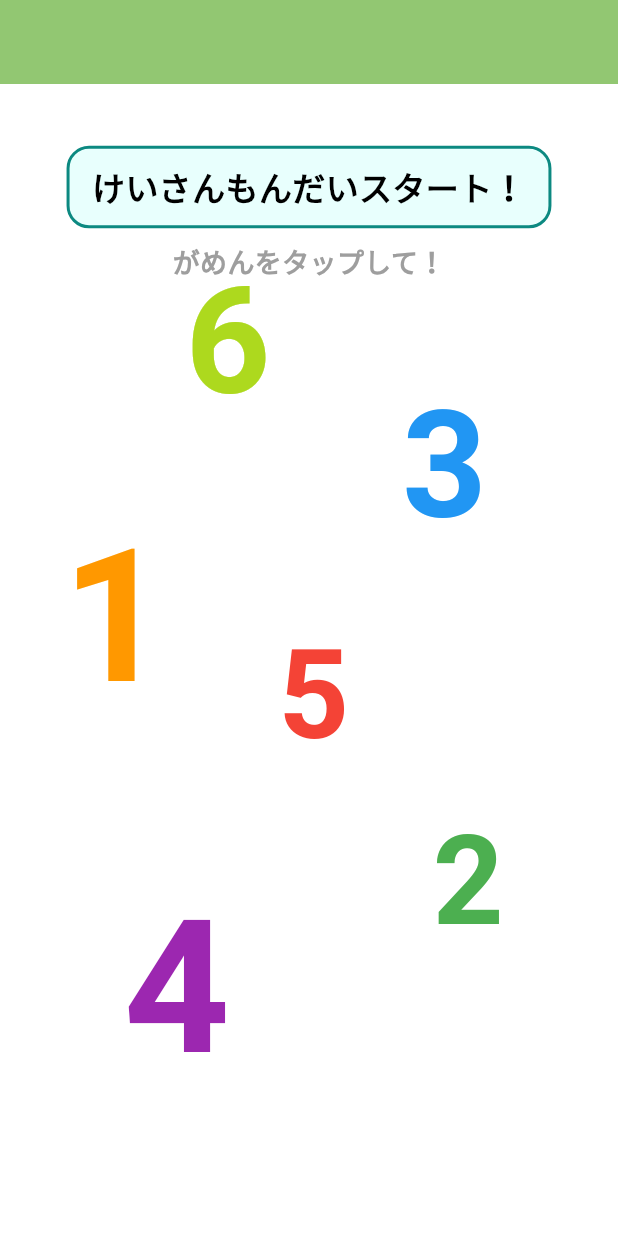
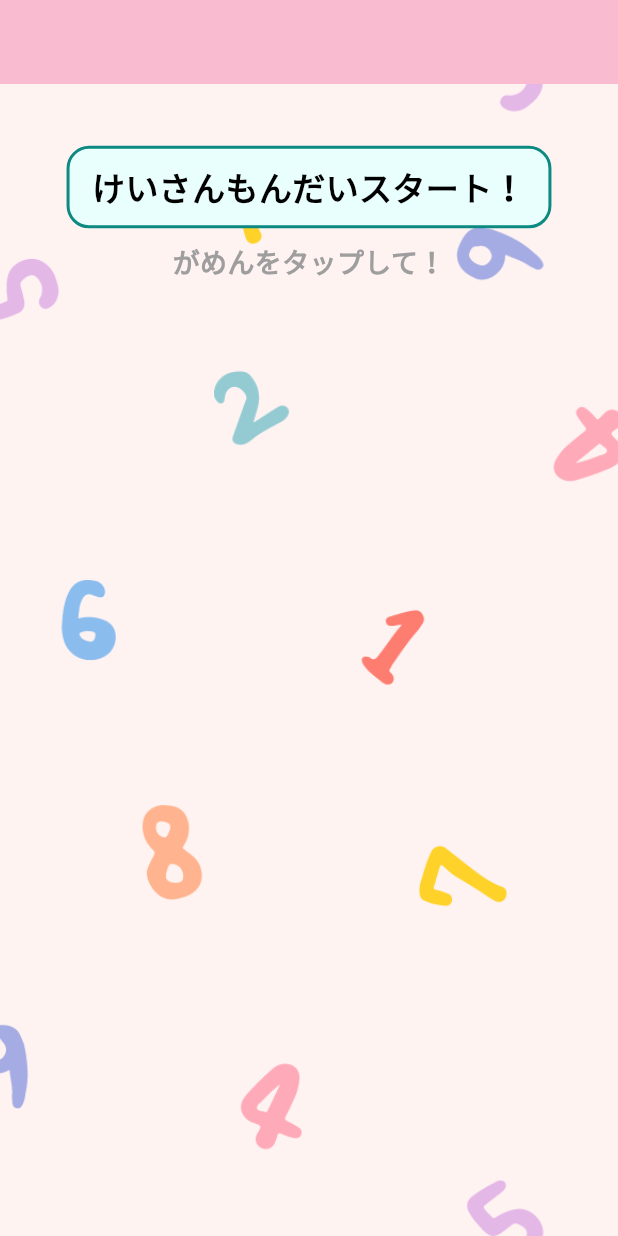
Before and after one commit to haseAyy/unodosu, a Flutter app: the CalcStartScreen screen opened directly, on a phone screen of 412 x 824 dp. Run offline on Flutter 3.47's test engine with Material 3 defaults, Android fonts, the phone set to English and light mode, and no system bars; Roboto replaces fonts that are missing (Comic Sans MS).

Commit message:
待望のパチンコモード

```diff
--- a/adventer_app/lib/EducationModeScreen/Calc/CalcEducationScreen.dart
+++ b/adventer_app/lib/EducationModeScreen/Calc/CalcEducationScreen.dart
@@ -95,7 +95,7 @@ class CalcEducationScreen extends StatelessWidget {
     return Scaffold(
       appBar: AppBar(
         automaticallyImplyLeading: false, // 戻るボタンを非表示にする
-        backgroundColor: const Color.fromARGB(141, 57, 154, 0),
+        backgroundColor: Colors.pink.shade100,
         elevation: 0,
         title: const Text(
           'もんだい',
@@ -146,7 +146,7 @@ class CalcEducationScreen extends StatelessWidget {
                 _showQuitDialog(context); // ダイアログを表示
               },
               style: TextButton.styleFrom(
-                backgroundColor: const Color.fromARGB(141, 57, 154, 0),
+                backgroundColor: Colors.pink.shade100,
                 shape: RoundedRectangleBorder(
                   borderRadius: BorderRadius.circular(20), // 角丸
                 ),
--- a/adventer_app/lib/EducationModeScreen/Calc/CalcStartScreen.dart
+++ b/adventer_app/lib/EducationModeScreen/Calc/CalcStartScreen.dart
@@ -2,46 +2,8 @@ import 'package:flutter/material.dart';
 import 'CalcEducationScreen.dart'; // 計算問題出題画面
 
 // 計算問題スタート画面
-class CalcStartScreen extends StatefulWidget {
+class CalcStartScreen extends StatelessWidget {
   const CalcStartScreen({super.key});
-
-  @override
-  _CalcStartScreenState createState() => _CalcStartScreenState();
-}
-
-class _CalcStartScreenState extends State<CalcStartScreen> with TickerProviderStateMixin {
-  late AnimationController _controller;
-  late Animation<double> _animation;
-
-  @override
-  void initState() {
-    super.initState();
-    // アニメーションコントローラーを初期化
-    _controller = AnimationController(
-      duration: const Duration(seconds: 3),
-      vsync: this,
-    );
-
-    // 数字が上下に動くアニメーション
-    _animation = Tween<double>(begin: 0, end: -30).animate(
-      CurvedAnimation(parent: _controller, curve: Curves.easeInOut),
-    )..addStatusListener((status) {
-        if (status == AnimationStatus.completed) {
-          _controller.reverse();
-        } else if (status == AnimationStatus.dismissed) {
-          _controller.forward();
-        }
-      });
-
-    // アニメーション開始
-    _controller.forward();
-  }
-
-  @override
-  void dispose() {
-    _controller.dispose();
-    super.dispose();
-  }
 
   @override
   Widget build(BuildContext context) {
@@ -50,7 +12,7 @@ class _CalcStartScreenState extends State<CalcStartScreen> with TickerProviderSt
     return Scaffold(
       appBar: AppBar(
         automaticallyImplyLeading: false, // 戻るボタンを非表示
-        backgroundColor: const Color.fromARGB(141, 57, 154, 0),
+        backgroundColor: Colors.pink.shade100,
         elevation: 0,
         centerTitle: true,
       ),
@@ -65,13 +27,13 @@ class _CalcStartScreenState extends State<CalcStartScreen> with TickerProviderSt
         },
         child: Stack(
           children: [
-            // 数字がふよふよ浮いているアニメーション
-            _buildFloatingNumber(screenSize, '1', 0.35, 0.1, Colors.orange, 0.15),
-            _buildFloatingNumber(screenSize, '2', 0.6, 0.7, Colors.green, 0.1),
-            _buildFloatingNumber(screenSize, '3', 0.25, 0.65, Colors.blue, 0.12),
-            _buildFloatingNumber(screenSize, '4', 0.65, 0.2, Colors.purple, 0.15),
-            _buildFloatingNumber(screenSize, '5', 0.45, 0.45, Colors.red, 0.1),
-            _buildFloatingNumber(screenSize, '6', 0.15, 0.3, const Color.fromARGB(255, 173, 217, 30), 0.12),
+            // 背景画像を設定
+            Positioned.fill(
+              child: Image.asset(
+                'assets/images/keisan_startScreen.png', // 画像ファイルのパス
+                fit: BoxFit.cover, // 画面全体にフィットさせる
+              ),
+            ),
             // 上部の「けいさんもんだいスタート」テキスト
             Positioned(
               top: screenSize.height * 0.05,
@@ -114,29 +76,4 @@ class _CalcStartScreenState extends State<CalcStartScreen> with TickerProviderSt
       ),
     );
   }
-
-  // 数字を配置するメソッド
-  Widget _buildFloatingNumber(Size screenSize, String text, double top, double left, Color color, double sizeFactor) {
-    return Positioned(
-      top: screenSize.height * top,
-      left: screenSize.width * left,
-      child: AnimatedBuilder(
-        animation: _animation,
-        builder: (context, child) {
-          return Transform.translate(
-            offset: Offset(0, _animation.value),
-            child: child,
-          );
-        },
-        child: Text(
-          text,
-          style: TextStyle(
-            fontSize: screenSize.height * sizeFactor,
-            fontWeight: FontWeight.bold,
-            color: color,
-          ),
-        ),
-      ),
-    );
-  }
 }
--- a/adventer_app/pubspec.yaml
+++ b/adventer_app/pubspec.yaml
@@ -88,3 +88,7 @@ flutter:
   #
   # For details regarding fonts from package dependencies,
   # see https://flutter.dev/to/font-from-package
+
+  # 画像をassetsセクションで指定
+  assets:
+    - assets/images/keisan_startScreen.png
```
Also changed, not shown: adventer_app/assets/images/keisan_startScreen.png (added).
